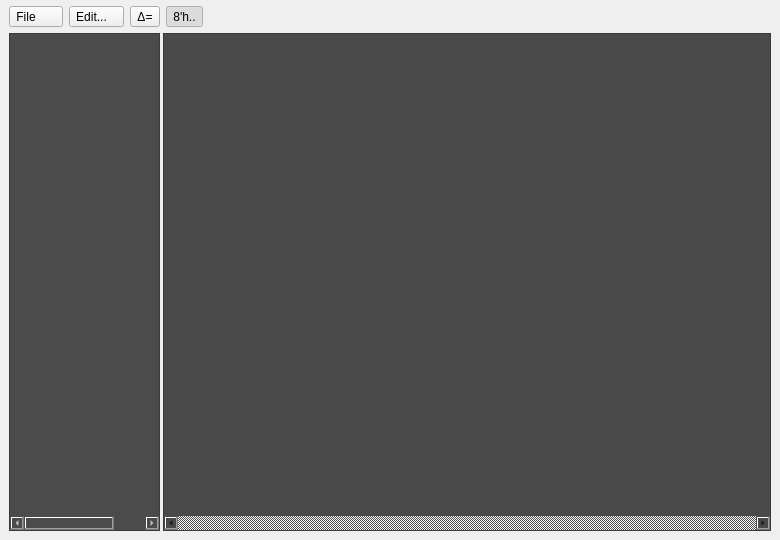
Old version of the form src/DockWaveform.ui in the repository gdevic/Z80Explorer.
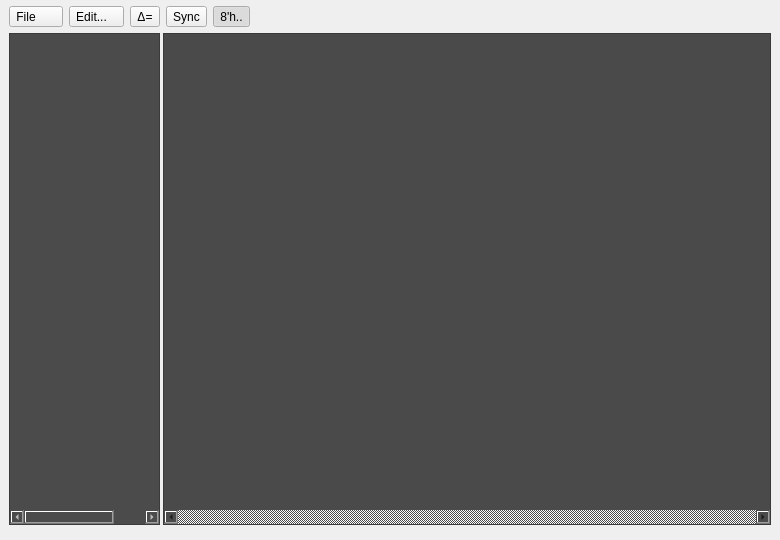
New version of the form. Custom widgets are drawn as their Qt base class.

What changed in the file:
```diff
--- a/src/DockWaveform.ui
+++ b/src/DockWaveform.ui
@@ -34,7 +34,7 @@
      <number>0</number>
     </property>
     <property name="bottomMargin">
-     <number>0</number>
+     <number>6</number>
     </property>
     <item>
      <widget class="WidgetToolbar" name="widget" native="true"/>
@@ -83,6 +83,16 @@
         </property>
        </widget>
       </item>
+      <item>
+       <widget class="QToolButton" name="btSync">
+        <property name="text">
+         <string>Sync</string>
+        </property>
+        <property name="checkable">
+         <bool>true</bool>
+        </property>
+       </widget>
+      </item>
       <item>
        <widget class="QToolButton" name="btDecorated">
         <property name="text">
@@ -131,7 +141,7 @@
          <x>0</x>
          <y>0</y>
          <width>780</width>
-         <height>470</height>
+         <height>464</height>
         </rect>
        </property>
        <layout class="QVBoxLayout" name="containerLayout">
@@ -242,7 +252,7 @@
                 <x>0</x>
                 <y>0</y>
                 <width>606</width>
-                <height>439</height>
+                <height>433</height>
                </rect>
               </property>
               <layout class="QHBoxLayout" name="layoutScroll">
```
